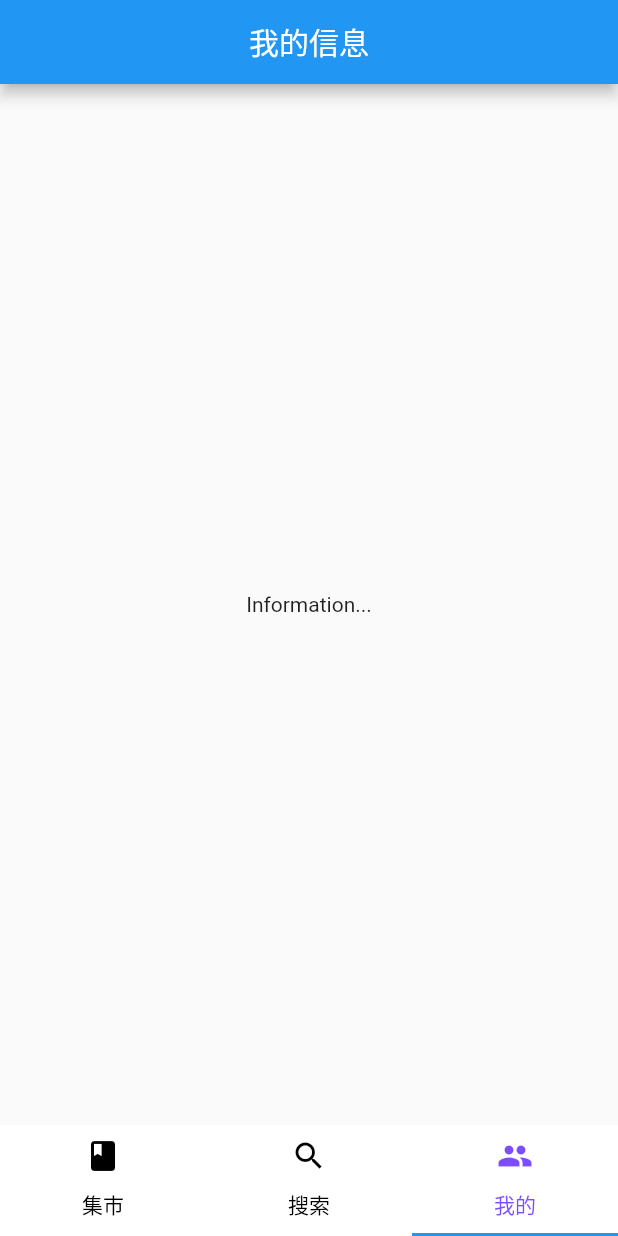
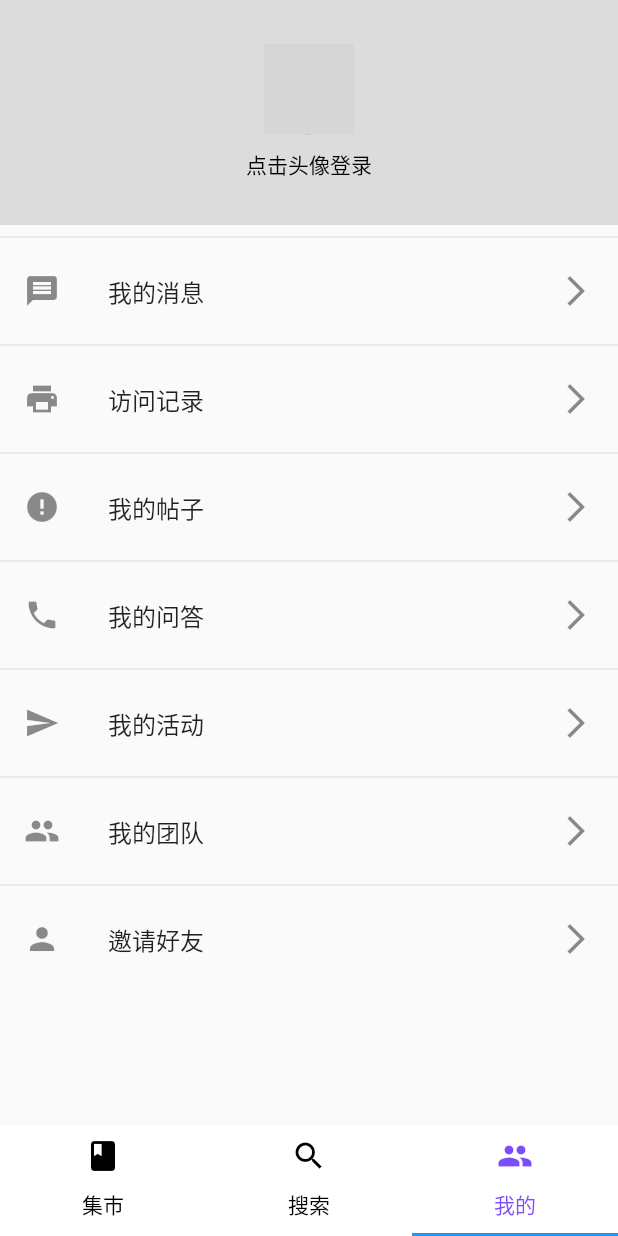
Before and after one commit to Mr-H-s-Fans/TheCampusMarket, a Flutter app: the screen it shows after launch, item 3 of the bottom bar chosen, on a phone screen of 412 x 824 dp. Run offline on Flutter 3.47's test engine with Material 2 defaults, Android fonts, the phone set to English and light mode, and no system bars; grey boxes are pictures that could not be loaded.

Commit message:
个人信息页面的编写

```diff
--- a/lib/selfinfo.dart
+++ b/lib/selfinfo.dart
@@ -1,5 +1,4 @@
 import 'package:flutter/material.dart';
-
 class SelfInfo extends StatefulWidget {
   const SelfInfo({Key? key}) : super(key: key);
 
@@ -8,25 +7,76 @@ class SelfInfo extends StatefulWidget {
 }
 
 class SelfInfoState extends State<SelfInfo> {
+  List menuTitles = [
+    '我的消息',
+    '访问记录',
+    '我的帖子',
+    '我的问答',
+    '我的活动',
+    '我的团队',
+    '邀请好友',
+  ];
+  List menuIcons = [
+    Icons.message,
+    Icons.print,
+    Icons.error,
+    Icons.phone,
+    Icons.send,
+    Icons.people,
+    Icons.person,
+  ];
+
   @override
   Widget build(BuildContext context) {
-    return MaterialApp(
-      debugShowCheckedModeBanner: false,
-      home: Scaffold(
-        appBar: AppBar(
-          title: const Text("我的信息"),
-          centerTitle: true,
-        ),
-        body: Center(
+    return ListView.separated(
+        itemBuilder: (context, index) {
+          if (index == 0) {
+            //用户头像
+            return Container(
+              color: Colors.black12,
+              height: 150.0,
+              child: Center(
                 child: Column(
                   mainAxisAlignment: MainAxisAlignment.center,
-            children: const <Widget>[
-              Text("Information..."),
+                  children: <Widget>[
+                    Container(
+                      width: 60.0,
+                      height: 60.0,
+                      decoration: BoxDecoration(
+                          shape: BoxShape.circle,
+                          border: Border.all(
+                            color: Colors.blue,
+                            width: 2.0,
+                          ),
+                          image: DecorationImage(
+                            image: AssetImage(
+                                'assets/images/ic-head-defalut.png'),
+                            fit: BoxFit.cover,
+                          )),
+                    ),
+                    SizedBox(
+                      height: 10.0,
+                    ),
+                    Text(
+                      '点击头像登录',
+                      style: TextStyle(color: Colors.black),
+                    )
                   ],
-          ),
                 ),
               ),
             );
           }
+          index -= 1;
+          return ListTile(
+            leading: Icon(menuIcons[index]), //左图标
+            title: Text(menuTitles[index]), //中间标题
+            trailing: Icon(Icons.arrow_forward_ios),
+          );
+        },
+        separatorBuilder: (context, index) {
+          return Divider();
+        }, //分隔线
+        itemCount: menuTitles.length + 1);
+  }
 
 }
--- a/pubspec.yaml
+++ b/pubspec.yaml
@@ -58,9 +58,9 @@ flutter:
   uses-material-design: true
 
   # To add assets to your application, add an assets section, like this:
-  # assets:
-  #   - images/a_dot_burr.jpeg
-  #   - images/a_dot_ham.jpeg
+  assets:
+     - assets/images/ic-head-defalut.png
+
 
   # An image asset can refer to one or more resolution-specific "variants", see
   # https://flutter.dev/assets-and-images/#resolution-aware.
```
Lines whose indentation alone changed are shown as unchanged.
